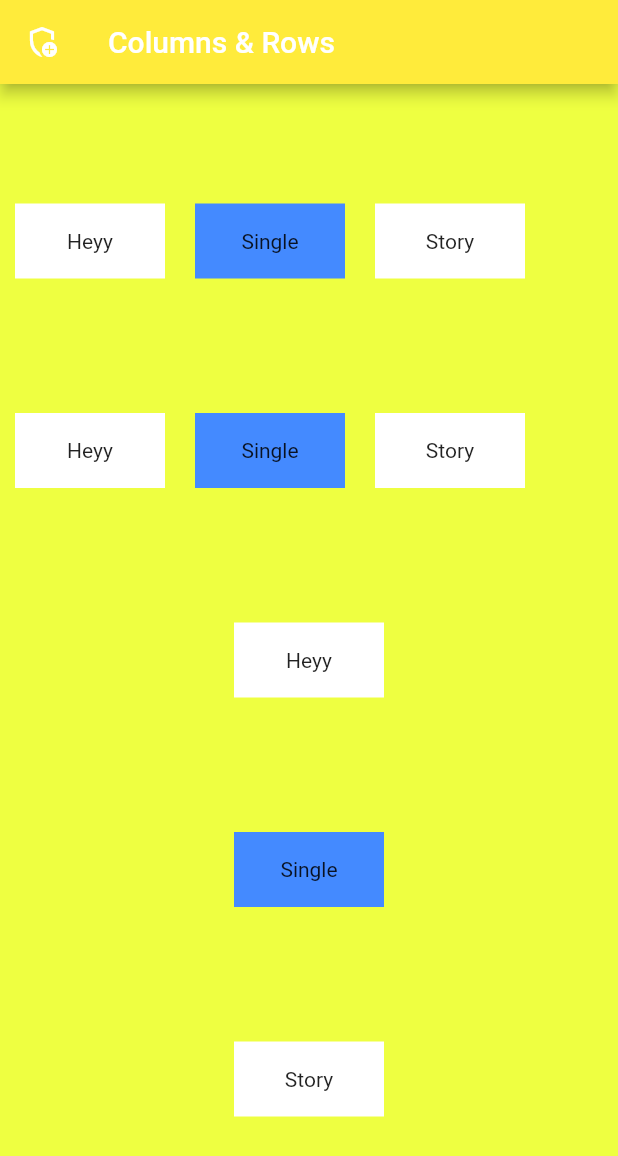
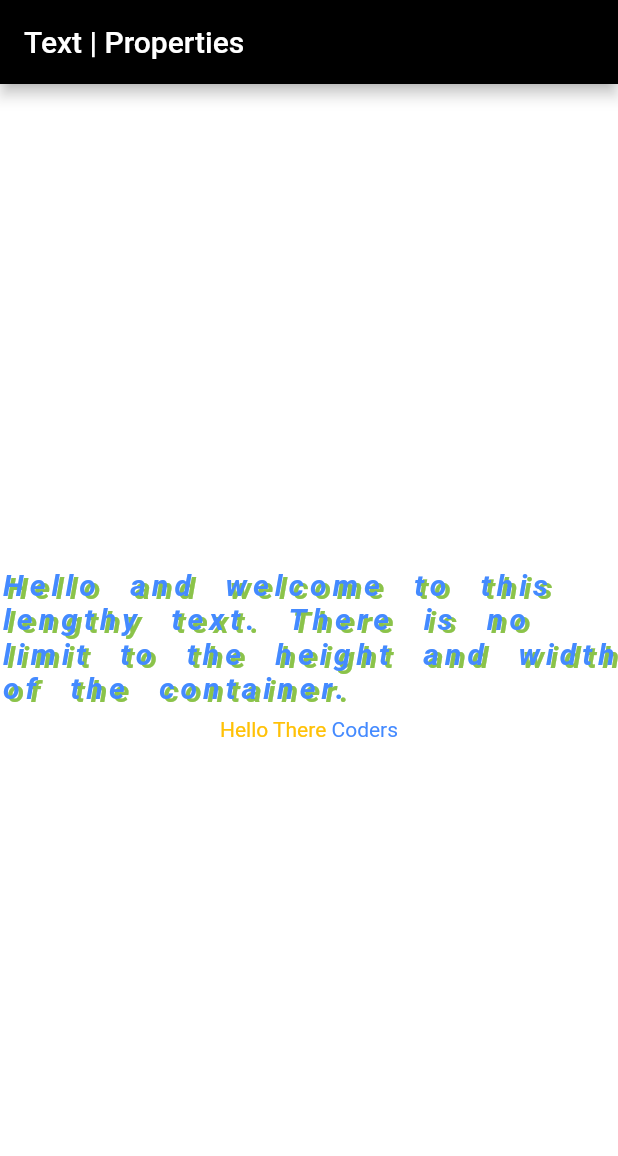
Before and after one commit to KramStyles/intro_flutter, a Flutter app: the screen it shows after launch, on a phone screen of 412 x 824 dp. Shown: the top 1156 px of the screen. Run offline on Flutter 3.47's test engine with Material 2 defaults, Android fonts, the phone set to English and light mode, and no system bars.

Commit message:
still working on text and properties. Just text and richtext

```diff
--- a/lib/main.dart
+++ b/lib/main.dart
@@ -8,92 +8,54 @@ class MyApp extends StatelessWidget {
   @override
   Widget build(BuildContext context) {
     return MaterialApp(
-        title: "Rows & Columns",
+      title: "Text & Properties",
       home: Scaffold(
-            backgroundColor: Colors.limeAccent,
+        backgroundColor: Colors.white,
         appBar: AppBar(
-              title: Text("Columns & Rows"),
-              backgroundColor: Colors.yellow,
-              leading: Icon(Icons.add_moderator_outlined),
+          backgroundColor: Colors.black,
+          title: const Text("Text | Properties")
         ),
         body: Column(
-              // mainAxisAlignment: MainAxisAlignment.center,
-              mainAxisAlignment: MainAxisAlignment.spaceEvenly, // More like justify content
+          mainAxisAlignment: MainAxisAlignment.center,
           crossAxisAlignment: CrossAxisAlignment.center,
-              mainAxisSize: MainAxisSize.max,
-              children: <Widget>[
-                Row(
-                  children: <Widget>[
-                    Container(
-                        height: 50,
-                        width: 100,
-                        margin: EdgeInsets.all(10),
-                        color: Colors.white,
-                        alignment: Alignment.center,
-                        child: Text("Heyy")),
-                    Container(
-                        height: 50,
-                        width: 100,
-                        margin: EdgeInsets.all(10),
-                        alignment: Alignment.center,
+          children: [
+            const Text(
+              'Hello and welcome to this lengthy text. There is no limit to the height and width of the container. ',
+              style: TextStyle(
                   color: Colors.blueAccent,
-                        child: Text("Single")),
-                    Container(
-                        height: 50,
-                        width: 100,
-                        margin: EdgeInsets.all(10),
-                        alignment: Alignment.center,
-                        color: Colors.white,
-                        child: Text("Story"))
+                  fontSize: 20,
+                  fontStyle: FontStyle.italic,
+                  fontWeight: FontWeight.w700,
+                  letterSpacing: 4.0,
+                  wordSpacing: 10,
+                  shadows: [
+                    Shadow(
+                        color: Colors.lightGreen, offset: Offset(3.0, 2.0)
+                    )
+                  ]
+              ),
+            ),
+            Padding(
+              padding: const EdgeInsets.all(8.0),
+              child: RichText(text: TextSpan(
+                text: 'Hello There',
+                style: TextStyle(
+                  color: Colors.amber,
+                ),
+                children: <TextSpan>[
+                  TextSpan(
+                      text: ' Coders',
+                    style: TextStyle(
+                      color: Colors.blueAccent
+                    )
+                  )
+                ]
+            )),
+            )
+
           ],
         ),
-                Row(
-                  children: <Widget>[
-                    Container(
-                        height: 50,
-                        width: 100,
-                        margin: EdgeInsets.all(10),
-                        color: Colors.white,
-                        alignment: Alignment.center,
-                        child: Text("Heyy")),
-                    Container(
-                        height: 50,
-                        width: 100,
-                        margin: EdgeInsets.all(10),
-                        alignment: Alignment.center,
-                        color: Colors.blueAccent,
-                        child: Text("Single")),
-                    Container(
-                        height: 50,
-                        width: 100,
-                        margin: EdgeInsets.all(10),
-                        alignment: Alignment.center,
-                        color: Colors.white,
-                        child: Text("Story"))
-                  ]
-                ),
-                Container(
-                    height: 50,
-                    width: 100,
-                    margin: EdgeInsets.all(10),
-                    color: Colors.white,
-                    alignment: Alignment.center,
-                    child: Text("Heyy")),
-                Container(
-                    height: 50,
-                    width: 100,
-                    margin: EdgeInsets.all(10),
-                    alignment: Alignment.center,
-                    color: Colors.blueAccent,
-                    child: Text("Single")),
-                Container(
-                    height: 50,
-                    width: 100,
-                    margin: EdgeInsets.all(10),
-                    alignment: Alignment.center,
-                    color: Colors.white,
-                    child: Text("Story"))
-              ],
-            )));
+      )
+    );
   }
 }
--- /dev/null
+++ b/lib/main_2(rows_columns).dart
@@ -0,0 +1,99 @@
+import 'package:flutter/material.dart';
+
+void main() => runApp(MyApp());
+
+class MyApp extends StatelessWidget {
+  const MyApp({Key? key}) : super(key: key);
+
+  @override
+  Widget build(BuildContext context) {
+    return MaterialApp(
+        title: "Rows & Columns",
+        home: Scaffold(
+            backgroundColor: Colors.limeAccent,
+            appBar: AppBar(
+              title: Text("Columns & Rows"),
+              backgroundColor: Colors.yellow,
+              leading: Icon(Icons.add_moderator_outlined),
+            ),
+            body: Column(
+              // mainAxisAlignment: MainAxisAlignment.center,
+              mainAxisAlignment: MainAxisAlignment.spaceEvenly, // More like justify content
+              crossAxisAlignment: CrossAxisAlignment.center,
+              mainAxisSize: MainAxisSize.max,
+              children: <Widget>[
+                Row(
+                  children: <Widget>[
+                    Container(
+                        height: 50,
+                        width: 100,
+                        margin: EdgeInsets.all(10),
+                        color: Colors.white,
+                        alignment: Alignment.center,
+                        child: Text("Heyy")),
+                    Container(
+                        height: 50,
+                        width: 100,
+                        margin: EdgeInsets.all(10),
+                        alignment: Alignment.center,
+                        color: Colors.blueAccent,
+                        child: Text("Single")),
+                    Container(
+                        height: 50,
+                        width: 100,
+                        margin: EdgeInsets.all(10),
+                        alignment: Alignment.center,
+                        color: Colors.white,
+                        child: Text("Story"))
+                  ],
+                ),
+                Row(
+                  children: <Widget>[
+                    Container(
+                        height: 50,
+                        width: 100,
+                        margin: EdgeInsets.all(10),
+                        color: Colors.white,
+                        alignment: Alignment.center,
+                        child: Text("Heyy")),
+                    Container(
+                        height: 50,
+                        width: 100,
+                        margin: EdgeInsets.all(10),
+                        alignment: Alignment.center,
+                        color: Colors.blueAccent,
+                        child: Text("Single")),
+                    Container(
+                        height: 50,
+                        width: 100,
+                        margin: EdgeInsets.all(10),
+                        alignment: Alignment.center,
+                        color: Colors.white,
+                        child: Text("Story"))
+                  ]
+                ),
+                Container(
+                    height: 50,
+                    width: 100,
+                    margin: EdgeInsets.all(10),
+                    color: Colors.white,
+                    alignment: Alignment.center,
+                    child: Text("Heyy")),
+                Container(
+                    height: 50,
+                    width: 100,
+                    margin: EdgeInsets.all(10),
+                    alignment: Alignment.center,
+                    color: Colors.blueAccent,
+                    child: Text("Single")),
+                Container(
+                    height: 50,
+                    width: 100,
+                    margin: EdgeInsets.all(10),
+                    alignment: Alignment.center,
+                    color: Colors.white,
+                    child: Text("Story"))
+              ],
+            )));
+  }
+}
```
Lines whose indentation alone changed are shown as unchanged.
